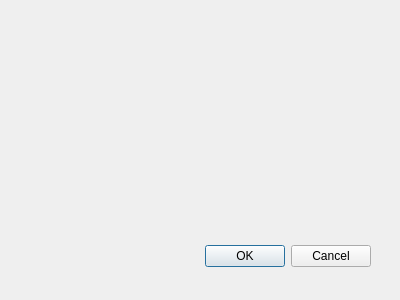
Above: osm_export_dialog_base.ui from jugrafiya/qgis-plugin-osm-export before the change. Below: the same form after it.
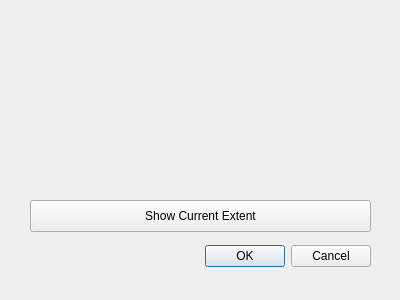
That is the form after the change.

Commit message: Get current map extent

The edit to the form file:
```diff
--- a/osm_export_dialog_base.ui
+++ b/osm_export_dialog_base.ui
@@ -12,6 +12,19 @@
   <property name="windowTitle" >
    <string>OSM Export</string>
   </property>
+  <widget class="QPushButton" name="btnShowExtent">
+    <property name="geometry">
+        <rect>
+            <x>30</x>
+            <y>200</y>
+            <width>341</width>
+            <height>32</height>
+        </rect>
+    </property>
+    <property name="text">
+        <string>Show Current Extent</string>
+    </property>
+  </widget>
   <widget class="QDialogButtonBox" name="button_box" >
    <property name="geometry" >
     <rect>
```
The commit also changes 2 other files.
